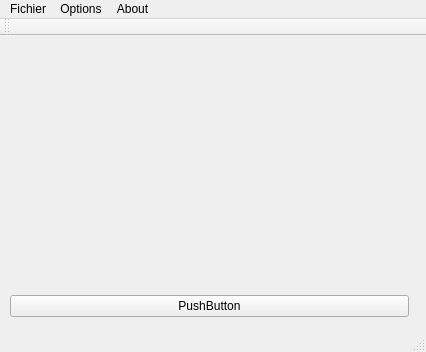
Qt form Projet-S2/mainwindow.ui (scoremoregoals/Projet-S2-GEGI-P18) before a commit.
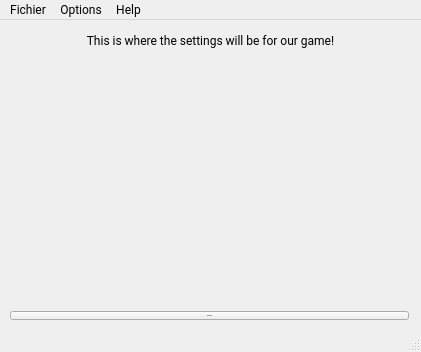
The same form after that commit.

```diff
--- a/Projet-S2/mainwindow.ui
+++ b/Projet-S2/mainwindow.ui
@@ -6,10 +6,15 @@
    <rect>
     <x>0</x>
     <y>0</y>
-    <width>426</width>
+    <width>421</width>
     <height>352</height>
    </rect>
   </property>
+  <property name="font">
+   <font>
+    <family>Roboto</family>
+   </font>
+  </property>
   <property name="windowTitle">
    <string>MainWindow</string>
   </property>
@@ -18,16 +23,21 @@
     <property name="geometry">
      <rect>
       <x>-1</x>
-      <y>240</y>
+      <y>280</y>
       <width>421</width>
-      <height>61</height>
+      <height>31</height>
      </rect>
     </property>
     <layout class="QVBoxLayout" name="verticalLayout">
      <item>
-      <widget class="QPushButton" name="pushButton">
+      <widget class="QPushButton" name="pbStartGame">
+       <property name="font">
+        <font>
+         <pointsize>-1</pointsize>
+        </font>
+       </property>
        <property name="text">
-        <string>PushButton</string>
+        <string>Start Game!</string>
        </property>
       </widget>
      </item>
@@ -39,49 +49,79 @@
       <x>0</x>
       <y>0</y>
       <width>421</width>
-      <height>241</height>
+      <height>41</height>
      </rect>
     </property>
-    <layout class="QVBoxLayout" name="verticalLayout_2"/>
+    <layout class="QVBoxLayout" name="verticalLayout_2">
+     <item>
+      <widget class="QLabel" name="lbInfoLabel">
+       <property name="text">
+        <string>This is where the settings will be for our game!</string>
+       </property>
+       <property name="alignment">
+        <set>Qt::AlignCenter</set>
+       </property>
+      </widget>
+     </item>
+    </layout>
    </widget>
   </widget>
+  <widget class="QStatusBar" name="statusBar"/>
   <widget class="QMenuBar" name="menuBar">
    <property name="geometry">
     <rect>
      <x>0</x>
      <y>0</y>
-     <width>426</width>
+     <width>421</width>
      <height>21</height>
     </rect>
    </property>
-   <widget class="QMenu" name="menuFichier">
-    <property name="title">
-     <string>Fichier</string>
-    </property>
-   </widget>
-   <widget class="QMenu" name="menuAbout">
-    <property name="title">
-     <string>About</string>
-    </property>
-   </widget>
    <widget class="QMenu" name="menuOption">
     <property name="title">
      <string>Options</string>
     </property>
    </widget>
+   <widget class="QMenu" name="menuHelp">
+    <property name="title">
+     <string>Help</string>
+    </property>
+    <addaction name="actionAbout_2"/>
+   </widget>
+   <widget class="QMenu" name="menuFichier">
+    <property name="title">
+     <string>Fichier</string>
+    </property>
+    <addaction name="actionStart_Game_2"/>
+   </widget>
    <addaction name="menuFichier"/>
    <addaction name="menuOption"/>
-   <addaction name="menuAbout"/>
+   <addaction name="menuHelp"/>
   </widget>
-  <widget class="QToolBar" name="mainToolBar">
-   <attribute name="toolBarArea">
-    <enum>TopToolBarArea</enum>
-   </attribute>
-   <attribute name="toolBarBreak">
-    <bool>false</bool>
-   </attribute>
-  </widget>
-  <widget class="QStatusBar" name="statusBar"/>
+  <action name="actionStart_Game">
+   <property name="text">
+    <string>Start Game</string>
+   </property>
+  </action>
+  <action name="actionAbout">
+   <property name="text">
+    <string>About</string>
+   </property>
+  </action>
+  <action name="actionVersion">
+   <property name="text">
+    <string>Version</string>
+   </property>
+  </action>
+  <action name="actionAbout_2">
+   <property name="text">
+    <string>About</string>
+   </property>
+  </action>
+  <action name="actionStart_Game_2">
+   <property name="text">
+    <string>Start Game</string>
+   </property>
+  </action>
  </widget>
  <layoutdefault spacing="6" margin="11"/>
  <resources/>
```
Left out of the diff: 2 changed lines with no effect on the pictures.
